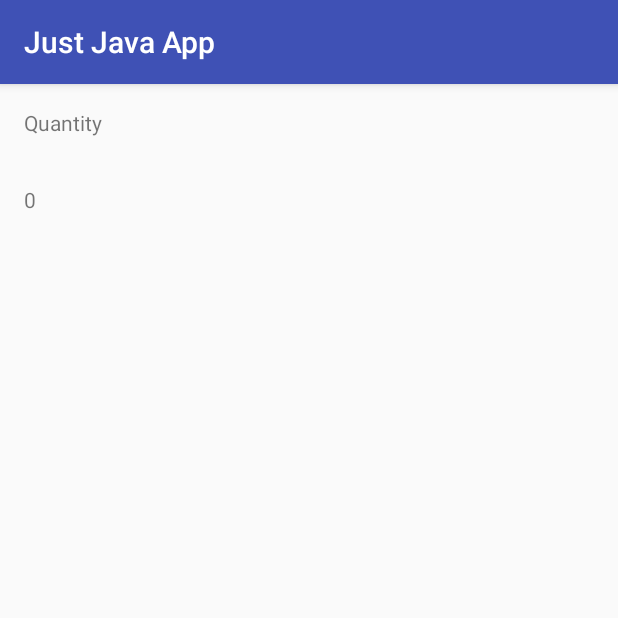
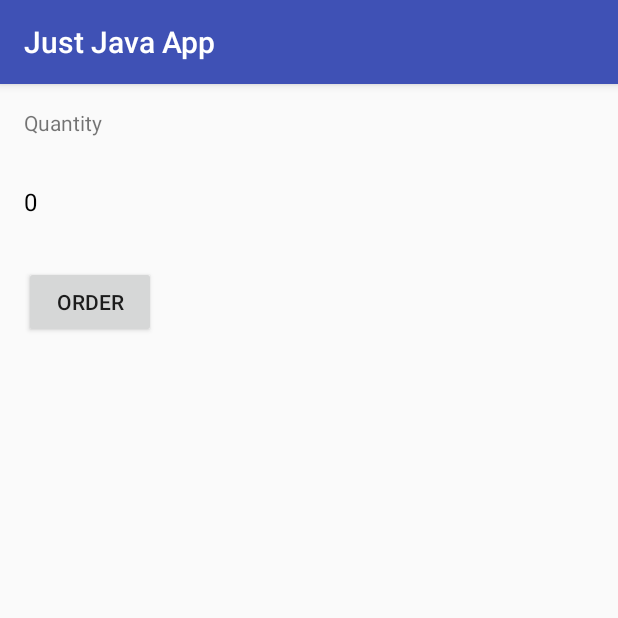
Before and after one commit to jerrychong25/iOSLoginApp, an Android app: the MainActivity screen opened directly, with no data from a screen before it, on a phone screen of 412 x 824 dp, the top half of it. Run offline under Robolectric (Android 15) with nearby library versions, the phone set to English and light mode, and no system bars.

Commit message:
Added button

```diff
--- a/app/src/main/res/layout/activity_main.xml
+++ b/app/src/main/res/layout/activity_main.xml
@@ -22,10 +22,18 @@
         android:layout_width="wrap_content"
         android:layout_height="wrap_content"
         android:layout_margin="16dp"
+        android:textSize="16sp"
+        android:textColor="#000000"
         android:text="0"
         app:layout_constraintBottom_toBottomOf="parent"
         app:layout_constraintLeft_toLeftOf="parent"
         app:layout_constraintRight_toRightOf="parent"
         app:layout_constraintTop_toTopOf="parent" />
 
+    <Button
+        android:layout_width="wrap_content"
+        android:layout_height="wrap_content"
+        android:layout_margin="16dp"
+        android:text="ORDER"/>
+
 </LinearLayout>
```
